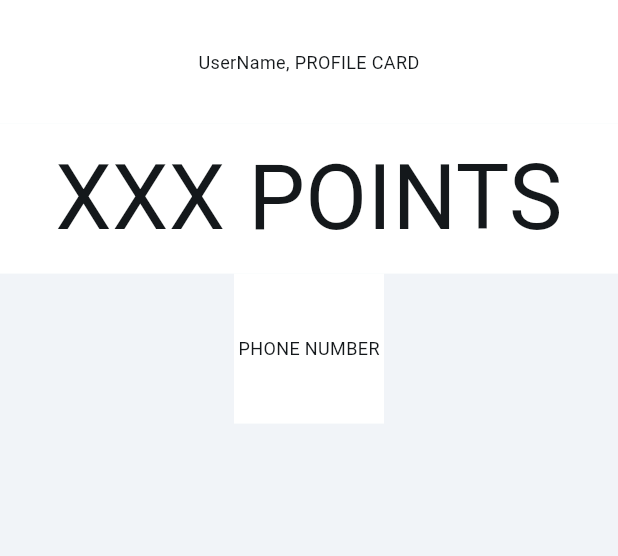
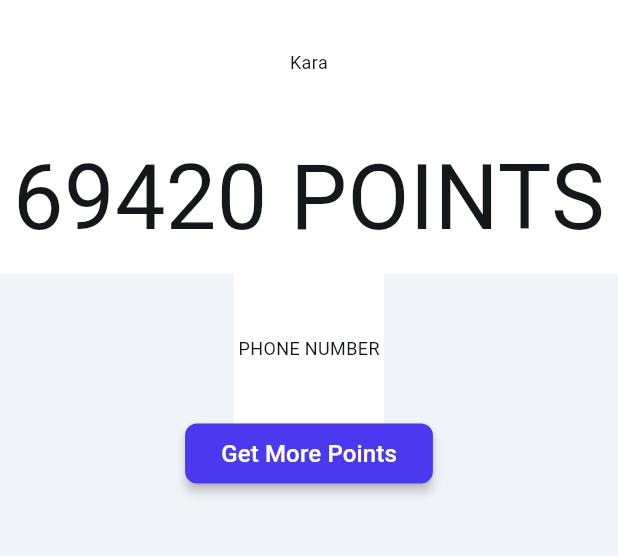
Before and after one commit to AdyStudios/GCS_JUNCTIONX, a Flutter app: the screen it shows after launch, after a tap on "Launch screen", on a phone screen of 412 x 824 dp, the part 84-640 px from its top. Run offline on Flutter 3.47's test engine with Material 3 defaults, Android fonts, the phone set to English and light mode, and no system bars; drawn by our look-alikes of auto_size_text, flutter_animate; our stand-ins replace font_awesome_flutter, from_css_color, go_router, google_fonts, page_transition, percent_indicator and 2 more; missing offline and left inert: json_path; Roboto replaces fonts that are missing (Readex Pro).

Commit message:
Dashboard update, and packages

```diff
--- /dev/null
+++ b/telego/lib/flutter_flow/flutter_flow_animations.dart
@@ -0,0 +1,93 @@
+import 'package:flutter/material.dart';
+import 'package:flutter_animate/flutter_animate.dart';
+
+enum AnimationTrigger {
+  onPageLoad,
+  onActionTrigger,
+}
+
+class AnimationInfo {
+  AnimationInfo({
+    required this.trigger,
+    required this.effects,
+    this.loop = false,
+    this.reverse = false,
+    this.applyInitialState = true,
+  });
+  final AnimationTrigger trigger;
+  final List<Effect<dynamic>> effects;
+  final bool applyInitialState;
+  final bool loop;
+  final bool reverse;
+  late AnimationController controller;
+}
+
+void createAnimation(AnimationInfo animation, TickerProvider vsync) {
+  final newController = AnimationController(vsync: vsync);
+  animation.controller = newController;
+}
+
+void setupAnimations(Iterable<AnimationInfo> animations, TickerProvider vsync) {
+  animations.forEach((animation) => createAnimation(animation, vsync));
+}
+
+extension AnimatedWidgetExtension on Widget {
+  Widget animateOnPageLoad(AnimationInfo animationInfo) => Animate(
+      effects: animationInfo.effects,
+      child: this,
+      onPlay: (controller) => animationInfo.loop
+          ? controller.repeat(reverse: animationInfo.reverse)
+          : null,
+      onComplete: (controller) => !animationInfo.loop && animationInfo.reverse
+          ? controller.reverse()
+          : null);
+
+  Widget animateOnActionTrigger(
+    AnimationInfo animationInfo, {
+    bool hasBeenTriggered = false,
+  }) =>
+      hasBeenTriggered || animationInfo.applyInitialState
+          ? Animate(
+              controller: animationInfo.controller,
+              autoPlay: false,
+              effects: animationInfo.effects,
+              child: this)
+          : this;
+}
+
+class TiltEffect extends Effect<Offset> {
+  const TiltEffect({
+    Duration? delay,
+    Duration? duration,
+    Curve? curve,
+    Offset? begin,
+    Offset? end,
+  }) : super(
+          delay: delay,
+          duration: duration,
+          curve: curve,
+          begin: begin ?? const Offset(0.0, 0.0),
+          end: end ?? const Offset(0.0, 0.0),
+        );
+
+  @override
+  Widget build(
+    BuildContext context,
+    Widget child,
+    AnimationController controller,
+    EffectEntry entry,
+  ) {
+    Animation<Offset> animation = buildAnimation(controller, entry);
+    return getOptimizedBuilder<Offset>(
+      animation: animation,
+      builder: (_, __) => Transform(
+        transform: Matrix4.identity()
+          ..setEntry(3, 2, 0.001)
+          ..rotateX(animation.value.dx)
+          ..rotateY(animation.value.dy),
+        alignment: Alignment.center,
+        child: child,
+      ),
+    );
+  }
+}
--- a/telego/lib/pages/dashboard/dashboard_model.dart
+++ b/telego/lib/pages/dashboard/dashboard_model.dart
@@ -1,10 +1,14 @@
+import '/flutter_flow/flutter_flow_animations.dart';
 import '/flutter_flow/flutter_flow_theme.dart';
 import '/flutter_flow/flutter_flow_util.dart';
 import '/flutter_flow/flutter_flow_widgets.dart';
 import 'dashboard_widget.dart' show DashboardWidget;
 import 'package:flutter/material.dart';
+import 'package:flutter/scheduler.dart';
 import 'package:flutter/services.dart';
+import 'package:flutter_animate/flutter_animate.dart';
 import 'package:google_fonts/google_fonts.dart';
+import 'package:percent_indicator/percent_indicator.dart';
 import 'package:provider/provider.dart';
 
 class DashboardModel extends FlutterFlowModel<DashboardWidget> {
--- a/telego/lib/pages/dashboard/dashboard_widget.dart
+++ b/telego/lib/pages/dashboard/dashboard_widget.dart
@@ -1,8 +1,11 @@
+import '/flutter_flow/flutter_flow_animations.dart';
 import '/flutter_flow/flutter_flow_theme.dart';
 import '/flutter_flow/flutter_flow_util.dart';
 import '/flutter_flow/flutter_flow_widgets.dart';
 import 'package:flutter/material.dart';
+import 'package:flutter/scheduler.dart';
 import 'package:flutter/services.dart';
+import 'package:flutter_animate/flutter_animate.dart';
 import 'package:google_fonts/google_fonts.dart';
 import 'package:provider/provider.dart';
 
@@ -11,6 +14,8 @@ import '../../user.dart';
 import 'dashboard_model.dart';
 export 'dashboard_model.dart';
 
+var l_user = User(69420, "Kara", "+36305789426");
+
 class DashboardWidget extends StatefulWidget {
   const DashboardWidget({Key? key}) : super(key: key);
 
@@ -18,10 +23,26 @@ class DashboardWidget extends StatefulWidget {
   _DashboardWidgetState createState() => _DashboardWidgetState();
 }
 
-class _DashboardWidgetState extends State<DashboardWidget> {
+class _DashboardWidgetState extends State<DashboardWidget>
+    with TickerProviderStateMixin {
   late DashboardModel _model;
 
   final scaffoldKey = GlobalKey<ScaffoldState>();
+
+  final animationsMap = {
+    'textOnPageLoadAnimation': AnimationInfo(
+      trigger: AnimationTrigger.onPageLoad,
+      effects: [
+        TiltEffect(
+          curve: Curves.easeInOut,
+          delay: 0.ms,
+          duration: 600.ms,
+          begin: Offset(0, 0),
+          end: Offset(0, 0.349),
+        ),
+      ],
+    ),
+  };
 
   @override
   void initState() {
@@ -91,7 +112,7 @@ class _DashboardWidgetState extends State<DashboardWidget> {
                 child: Align(
                   alignment: AlignmentDirectional(0.00, 0.00),
                   child: Text(
-                    'UserName, PROFILE CARD',
+                    l_user.name,
                     textAlign: TextAlign.center,
                     style: FlutterFlowTheme.of(context).bodyMedium,
                   ),
@@ -112,13 +133,14 @@ class _DashboardWidgetState extends State<DashboardWidget> {
                 child: Align(
                   alignment: AlignmentDirectional(0.00, 0.00),
                   child: Text(
-                    'XXX POINTS',
+                     l_user.points.toString() + ' POINTS',
                     textAlign: TextAlign.center,
                     style: FlutterFlowTheme.of(context).bodyMedium.override(
                           fontFamily: 'Readex Pro',
                           fontSize: 60,
                         ),
-                  ),
+                  ).animateOnPageLoad(
+                      animationsMap['textOnPageLoadAnimation']!),
                 ),
               ),
               Container(
@@ -135,6 +157,28 @@ class _DashboardWidgetState extends State<DashboardWidget> {
                   ),
                 ),
               ),
+              FFButtonWidget(
+                onPressed: () {
+                  print('Button pressed ...'); //TODO: Take to events page!!
+                },
+                text: 'Get More Points',
+                options: FFButtonOptions(
+                  height: 40,
+                  padding: EdgeInsetsDirectional.fromSTEB(24, 0, 24, 0),
+                  iconPadding: EdgeInsetsDirectional.fromSTEB(0, 0, 0, 0),
+                  color: FlutterFlowTheme.of(context).primary,
+                  textStyle: FlutterFlowTheme.of(context).titleSmall.override(
+                        fontFamily: 'Readex Pro',
+                        color: Colors.white,
+                      ),
+                  elevation: 3,
+                  borderSide: BorderSide(
+                    color: Colors.transparent,
+                    width: 1,
+                  ),
+                  borderRadius: BorderRadius.circular(8),
+                ),
+              ),
             ],
           ),
         ),
--- a/telego/lib/user.dart
+++ b/telego/lib/user.dart
@@ -2,8 +2,8 @@ import 'package:flutter/material.dart';
 
 class User{
   int points=0;
-  String name="";
-  String phone="";
+  String name="Name";
+  String phone="+36305789426";
   User(this.points,this.name,this.phone);
   int getPoints(){return points;}
   String getName(){return name;}
--- a/telego/pubspec.yaml
+++ b/telego/pubspec.yaml
@@ -59,6 +59,7 @@ dependencies:
   url_launcher_android: 6.0.27
   url_launcher_ios: 6.1.4
   url_launcher_platform_interface: 2.1.2
+  percent_indicator: ^4.2.3
 
 
   # The following adds the Cupertino Icons font to your application.
```
Also changed, not shown: telego/pubspec.lock.
